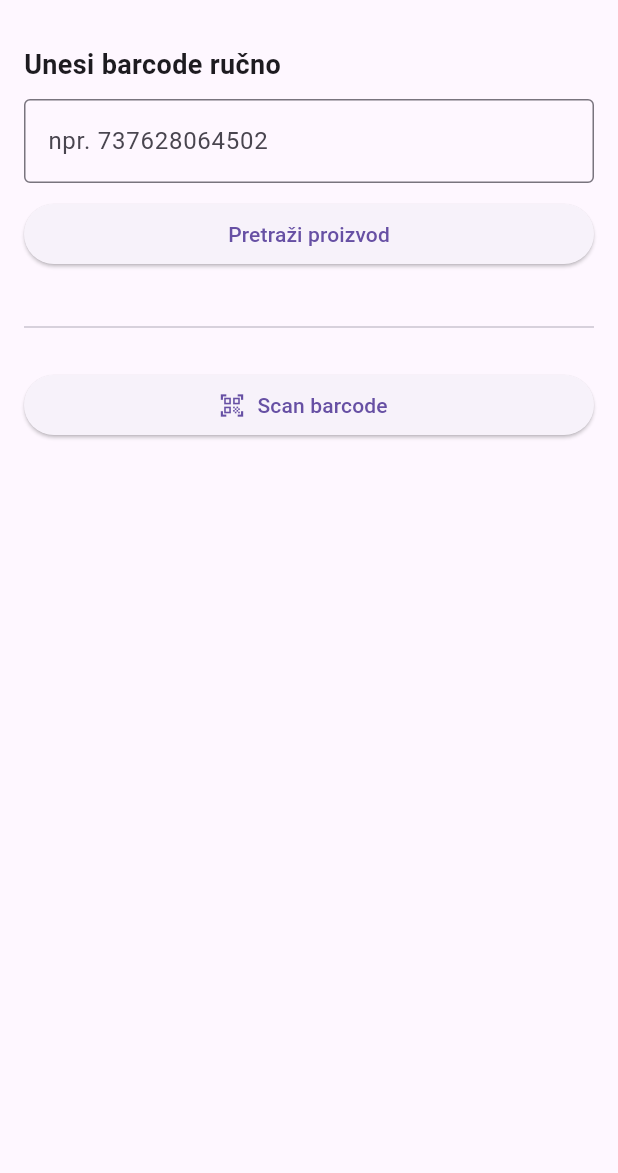
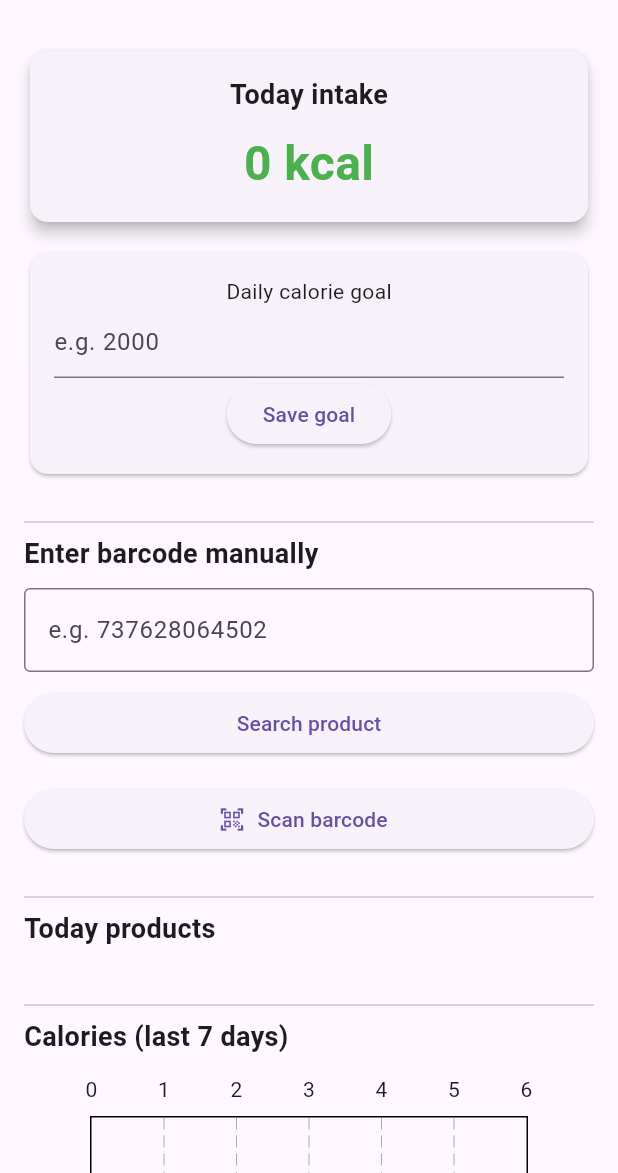
Before and after one commit to vucinicaleksa/FoodIQ, a Flutter app: the screen it shows once a user with an empty profile is signed in, on a phone screen of 412 x 824 dp, the part 63-1236 px from its top. Run offline on Flutter 3.47's test engine with Material 3 defaults, Android fonts, the phone set to English and light mode, and no system bars; drawn by our look-alikes of fl_chart; our stand-ins replace cloud_firestore, firebase_auth, firebase_core; missing offline and left inert: mobile_scanner; accounts and stored records are empty.

Commit message:
Shranjevanje produktov in graficni prikaz

```diff
--- a/lib/home_screen.dart
+++ b/lib/home_screen.dart
@@ -2,6 +2,10 @@ import 'package:flutter/material.dart';
 import 'package:firebase_auth/firebase_auth.dart';
 import 'screens/scan_screen.dart';
 import 'screens/barcode_scanner_screen.dart';
+import 'widgets/daily_summary_widget.dart';
+import 'widgets/today_products_list.dart';
+import 'widgets/calories_chart.dart';
+import 'widgets/goal_widget.dart';
 
 class HomeScreen extends StatefulWidget {
   const HomeScreen({super.key});
@@ -36,13 +40,26 @@ class _HomeScreenState extends State<HomeScreen> {
           IconButton(icon: const Icon(Icons.logout), onPressed: _logout),
         ],
       ),
-      body: Padding(
+
+      body: SingleChildScrollView(
         padding: const EdgeInsets.all(16),
         child: Column(
           crossAxisAlignment: CrossAxisAlignment.stretch,
           children: [
+            // 🔹 DAILY SUMMARY
+            const DailySummaryWidget(),
+
+            const SizedBox(height: 12),
+
+            // 🔹 GOAL
+            const GoalWidget(),
+
+            const SizedBox(height: 20),
+            const Divider(),
+
+            // 🔹 MANUAL BARCODE INPUT
             const Text(
-              'Unesi barcode ručno',
+              'Enter barcode manually',
               style: TextStyle(fontSize: 18, fontWeight: FontWeight.bold),
             ),
 
@@ -53,7 +70,7 @@ class _HomeScreenState extends State<HomeScreen> {
               keyboardType: TextInputType.number,
               decoration: const InputDecoration(
                 border: OutlineInputBorder(),
-                hintText: 'npr. 737628064502',
+                hintText: 'e.g. 737628064502',
               ),
             ),
 
@@ -61,15 +78,12 @@ class _HomeScreenState extends State<HomeScreen> {
 
             ElevatedButton(
               onPressed: _searchManually,
-              child: const Text('Pretraži proizvod'),
+              child: const Text('Search product'),
             ),
 
-            const SizedBox(height: 30),
+            const SizedBox(height: 16),
 
-            const Divider(),
-
-            const SizedBox(height: 20),
-
+            // 🔹 SCAN BARCODE
             ElevatedButton.icon(
               icon: const Icon(Icons.qr_code_scanner),
               label: const Text('Scan barcode'),
@@ -82,6 +96,32 @@ class _HomeScreenState extends State<HomeScreen> {
                 );
               },
             ),
+
+            const SizedBox(height: 20),
+            const Divider(),
+
+            // 🔹 TODAY PRODUCTS LIST (EDIT / DELETE)
+            const Text(
+              'Today products',
+              style: TextStyle(fontSize: 18, fontWeight: FontWeight.bold),
+            ),
+
+            const SizedBox(height: 10),
+
+            const TodayProductsList(),
+
+            const SizedBox(height: 20),
+            const Divider(),
+
+            // 🔹 CHART
+            const Text(
+              'Calories (last 7 days)',
+              style: TextStyle(fontSize: 18, fontWeight: FontWeight.bold),
+            ),
+
+            const SizedBox(height: 10),
+
+            const CaloriesChart(),
           ],
         ),
       ),
--- /dev/null
+++ b/lib/widgets/calories_chart.dart
@@ -0,0 +1,64 @@
+import 'package:fl_chart/fl_chart.dart';
+import 'package:flutter/material.dart';
+import 'package:cloud_firestore/cloud_firestore.dart';
+import 'package:firebase_auth/firebase_auth.dart';
+
+class CaloriesChart extends StatelessWidget {
+  const CaloriesChart({super.key});
+
+  @override
+  Widget build(BuildContext context) {
+    final user = FirebaseAuth.instance.currentUser!;
+
+    return FutureBuilder<List<FlSpot>>(
+      future: _loadData(user.uid),
+      builder: (context, snapshot) {
+        if (!snapshot.hasData) return const CircularProgressIndicator();
+
+        return SizedBox(
+          height: 200,
+          child: LineChart(
+            LineChartData(
+              lineBarsData: [
+                LineChartBarData(
+                  spots: snapshot.data!,
+                  isCurved: true,
+                  color: Colors.green,
+                  barWidth: 3,
+                ),
+              ],
+            ),
+          ),
+        );
+      },
+    );
+  }
+
+  Future<List<FlSpot>> _loadData(String uid) async {
+    final now = DateTime.now();
+    List<FlSpot> spots = [];
+
+    for (int i = 6; i >= 0; i--) {
+      final date = now.subtract(Duration(days: i));
+      final dateKey = date.toIso8601String().split('T').first;
+
+      final snap =
+          await FirebaseFirestore.instance
+              .collection('users')
+              .doc(uid)
+              .collection('daily_intake')
+              .doc(dateKey)
+              .collection('items')
+              .get();
+
+      double calories = 0;
+      for (var doc in snap.docs) {
+        calories += (doc['calories'] as num).toDouble();
+      }
+
+      spots.add(FlSpot((6 - i).toDouble(), calories));
+    }
+
+    return spots;
+  }
+}
--- /dev/null
+++ b/lib/widgets/daily_summary_widget.dart
@@ -0,0 +1,58 @@
+import 'package:flutter/material.dart';
+import 'package:cloud_firestore/cloud_firestore.dart';
+import 'package:firebase_auth/firebase_auth.dart';
+
+class DailySummaryWidget extends StatelessWidget {
+  const DailySummaryWidget({super.key});
+
+  @override
+  Widget build(BuildContext context) {
+    final user = FirebaseAuth.instance.currentUser!;
+    final today = DateTime.now().toIso8601String().split('T').first;
+
+    return StreamBuilder<QuerySnapshot>(
+      stream:
+          FirebaseFirestore.instance
+              .collection('users')
+              .doc(user.uid)
+              .collection('daily_intake')
+              .doc(today)
+              .collection('items')
+              .snapshots(),
+      builder: (context, snapshot) {
+        if (!snapshot.hasData) {
+          return const CircularProgressIndicator();
+        }
+
+        double calories = 0;
+        for (var doc in snapshot.data!.docs) {
+          calories += (doc['calories'] as num).toDouble();
+        }
+
+        return Card(
+          elevation: 4,
+          child: Padding(
+            padding: const EdgeInsets.all(16),
+            child: Column(
+              children: [
+                const Text(
+                  'Today intake',
+                  style: TextStyle(fontSize: 18, fontWeight: FontWeight.bold),
+                ),
+                const SizedBox(height: 10),
+                Text(
+                  '${calories.toStringAsFixed(0)} kcal',
+                  style: const TextStyle(
+                    fontSize: 32,
+                    fontWeight: FontWeight.bold,
+                    color: Colors.green,
+                  ),
+                ),
+              ],
+            ),
+          ),
+        );
+      },
+    );
+  }
+}
--- /dev/null
+++ b/lib/widgets/goal_widget.dart
@@ -0,0 +1,41 @@
+import 'package:flutter/material.dart';
+import 'package:cloud_firestore/cloud_firestore.dart';
+import 'package:firebase_auth/firebase_auth.dart';
+
+class GoalWidget extends StatefulWidget {
+  const GoalWidget({super.key});
+
+  @override
+  State<GoalWidget> createState() => _GoalWidgetState();
+}
+
+class _GoalWidgetState extends State<GoalWidget> {
+  final controller = TextEditingController();
+
+  Future<void> saveGoal() async {
+    final user = FirebaseAuth.instance.currentUser!;
+    await FirebaseFirestore.instance.collection('users').doc(user.uid).set({
+      'goalCalories': int.parse(controller.text),
+    }, SetOptions(merge: true));
+  }
+
+  @override
+  Widget build(BuildContext context) {
+    return Card(
+      child: Padding(
+        padding: const EdgeInsets.all(16),
+        child: Column(
+          children: [
+            const Text('Daily calorie goal'),
+            TextField(
+              controller: controller,
+              keyboardType: TextInputType.number,
+              decoration: const InputDecoration(hintText: 'e.g. 2000'),
+            ),
+            ElevatedButton(onPressed: saveGoal, child: const Text('Save goal')),
+          ],
+        ),
+      ),
+    );
+  }
+}
--- a/pubspec.yaml
+++ b/pubspec.yaml
@@ -12,7 +12,7 @@ dependencies:
     sdk: flutter
   mobile_scanner: ^3.5.0
   http: ^1.2.1
-
+  fl_chart: ^0.66.0
   cupertino_icons: ^1.0.8
 
   # 🔥 Firebase
```
Also changed, not shown: lib/widgets/today_products_list.dart (added, +43 -0 lines).
